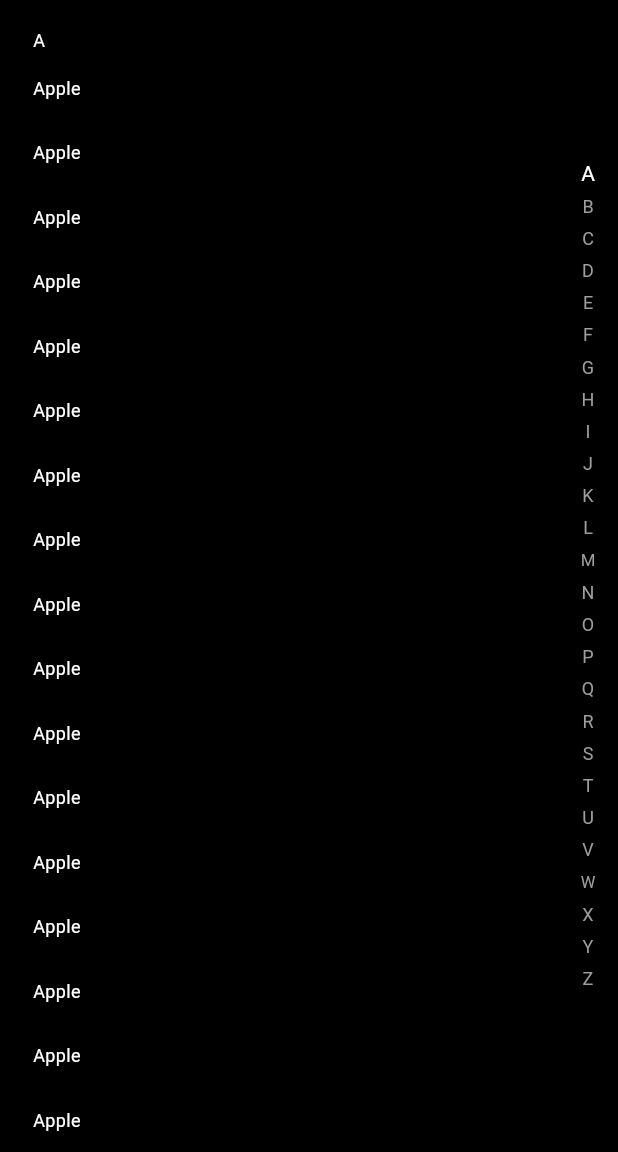
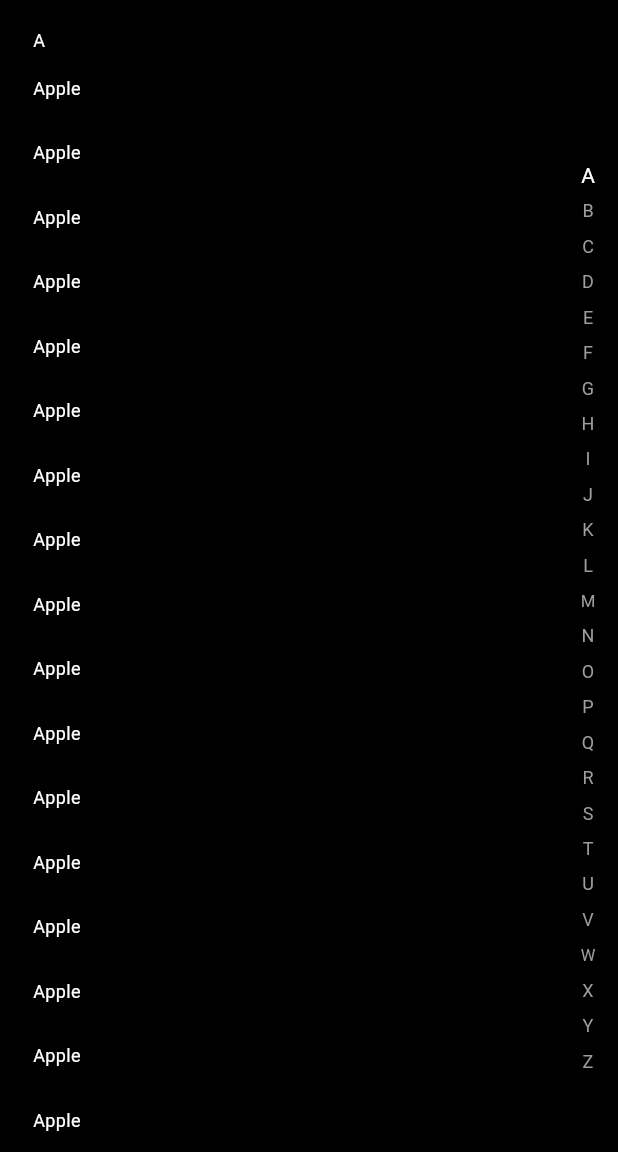
Before and after one commit to screldev6/alphabet_index, a Flutter app: the screen it shows after launch, on a phone screen of 412 x 824 dp, the part 84-1236 px from its top. Run offline on Flutter 3.47's test engine with Material 3 defaults, Android fonts, the phone set to English and light mode, and no system bars; our stand-ins replace flutter_sticky_header.

Commit message:
update alphabet_index.dart

```diff
--- a/lib/ui/alphabet_index.dart
+++ b/lib/ui/alphabet_index.dart
@@ -8,7 +8,9 @@ class AlphabetIndex extends StatelessWidget {
   final Color? labelColor;
   final Color? selectedColor;
   final Color? borderColor;
-  const AlphabetIndex({super.key, required this.items, this.backgroundColor, this.sideBarBackgroundColor, this.labelColor, this.selectedColor, this.borderColor});
+  final double? height;
+  final double? width;
+  const AlphabetIndex({super.key, required this.items, this.backgroundColor, this.sideBarBackgroundColor, this.labelColor, this.selectedColor, this.borderColor, this.height, this.width});
   static List<String> alphabets = List.generate(26, (index) => String.fromCharCode(65 + index));
 
   // List<String> items = ['Banana', 'Banana', 'Banana', 'Banana', 'Banana', 'Banana', 'Banana', 'Banana', 'Banana', 'Banana', 'Banana', 'Banana', 'Banana', 'Banana', 'Banana', 'Banana', 'Banana', 'Banana', 'Banana', 'Banana', 'Banana', 'Banana', 'Banana', 'Banana', 'Banana', 'Banana', 'Banana', 'Banana', 'Banana', 'Banana', 'Banana', 'Banana', 'Banana', 'Banana', 'Banana', 'Banana', 'Banana', 'Banana', 'Banana', 'Banana', 'Banana', 'Banana', 'Banana', 'Banana', 'Banana', 'Banana', 'Banana', 'Banana', 'Banana', 'Banana', 'Banana', 'Banana', 'Banana', 'Banana', 'Banana', 'Banana', 'Banana', 'Apple', 'Apple', 'Apple', 'Apple', 'Apple', 'Apple', 'Apple', 'Apple', 'Apple', 'Apple', 'Apple', 'Apple', 'Apple', 'Apple', 'Apple', 'Apple', 'Apple', 'Apple', 'Apple', 'Apple', 'Apple', 'Apple', 'Apple', 'Apple', 'Apple', 'Apple', 'Apple', 'Apple', 'Apple', 'Apple', 'Apple', 'Apple', 'Apple', 'Apple', 'Apple', 'Apple', 'Apple', 'Apple', 'Apple', 'Apple', 'Apple', 'Apple', 'Apple', 'Apple', 'Apple', 'Apple', 'Apple', 'Apple', 'Dragonfruit', 'Apple', 'Avocado', 'Apple', 'Avocado', 'Apple', 'Avocado', 'Apple', 'Avocado', 'Apple', 'Blueberry', 'Cherry', 'Cherry', 'Cucumber', 'Avocado', 'Date', 'Cucumber', 'Eggplant', 'Elderberry', 'Kiwi', 'Kale', 'Xylophone', '2345276tv', '5gguggyds'];
@@ -53,8 +55,8 @@ class AlphabetIndex extends StatelessWidget {
   @override
   Widget build(BuildContext context) {
     return Container(
-      width: MediaQuery.sizeOf(context).width,
-      height: MediaQuery.sizeOf(context).height - 56,
+      width: width ?? MediaQuery.sizeOf(context).width,
+      height: height ?? MediaQuery.sizeOf(context).height,
       color: backgroundColor ?? Colors.white,
       padding: const EdgeInsets.only(right: 10, left: 10),
       child: AlphabetListView(
```
